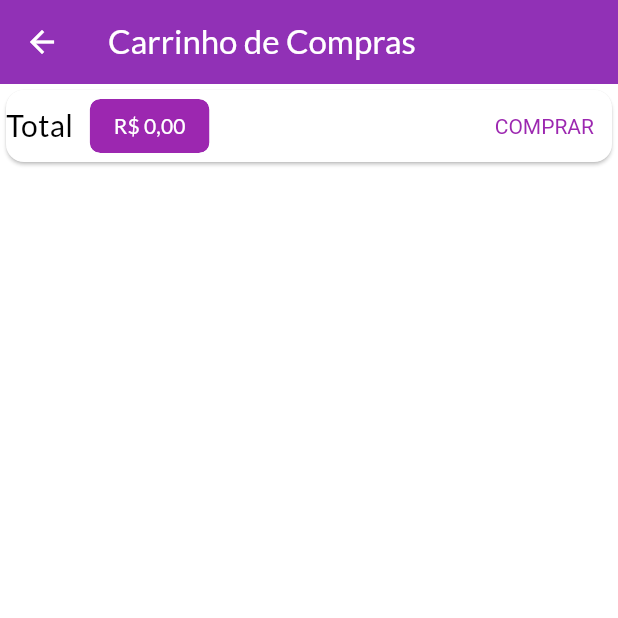
After one commit to maitabom/shop, a Flutter app: the CartPage screen opened by its route, on a phone screen of 412 x 824 dp, the top half of it. The commit adds this screen. Run offline on Flutter 3.47's test engine with Material 3 defaults, Android fonts, the phone set to English and light mode, and no system bars; network calls fail.

Commit message:
Adiciona a página de carrinho e implementa a exibição do total de compras

```diff
--- a/lib/main.dart
+++ b/lib/main.dart
@@ -1,5 +1,6 @@
 import 'package:flutter/material.dart';
 import 'package:provider/provider.dart';
+import 'package:shop/pages/cart.dart';
 import 'package:shop/provider/cart.dart';
 import 'package:shop/pages/product_detail.dart';
 import 'package:shop/pages/products_overview.dart';
@@ -37,7 +38,10 @@ class MyApp extends StatelessWidget {
         ),
         home: ProductsOverviewPage(),
         debugShowCheckedModeBanner: false,
-        routes: {'/product-detail': (context) => ProductDetailPage()},
+        routes: {
+          '/product-detail': (context) => ProductDetailPage(),
+          '/cart': (context) => CartPage(),
+        },
       ),
     );
   }
--- /dev/null
+++ b/lib/pages/cart.dart
@@ -0,0 +1,52 @@
+import 'package:flutter/material.dart';
+import 'package:intl/intl.dart';
+import 'package:provider/provider.dart';
+import 'package:shop/provider/cart.dart';
+
+class CartPage extends StatelessWidget {
+  const CartPage({super.key});
+
+  @override
+  Widget build(BuildContext context) {
+    final Cart cart = Provider.of<Cart>(context);
+
+    return Scaffold(
+      appBar: AppBar(title: Text('Carrinho de Compras')),
+      body: Column(
+        children: [
+          Card(
+            child: Row(
+              mainAxisAlignment: MainAxisAlignment.spaceBetween,
+              children: [
+                Text('Total', style: TextStyle(fontSize: 20)),
+                SizedBox(width: 10),
+                Chip(
+                  backgroundColor: Theme.of(
+                    context,
+                  ).appBarTheme.backgroundColor,
+                  label: Text(
+                    NumberFormat.currency(
+                      locale: 'pt_BR',
+                      symbol: 'R\$',
+                    ).format(cart.totalAmount),
+                    style: TextStyle(
+                      color: Theme.of(context).appBarTheme.foregroundColor,
+                    ),
+                  ),
+                ),
+                Spacer(),
+                TextButton(
+                  onPressed: () {},
+                  style: TextButton.styleFrom(
+                    textStyle: TextStyle(color: Theme.of(context).primaryColor),
+                  ),
+                  child: Text('COMPRAR'),
+                ),
+              ],
+            ),
+          ),
+        ],
+      ),
+    );
+  }
+}
```
